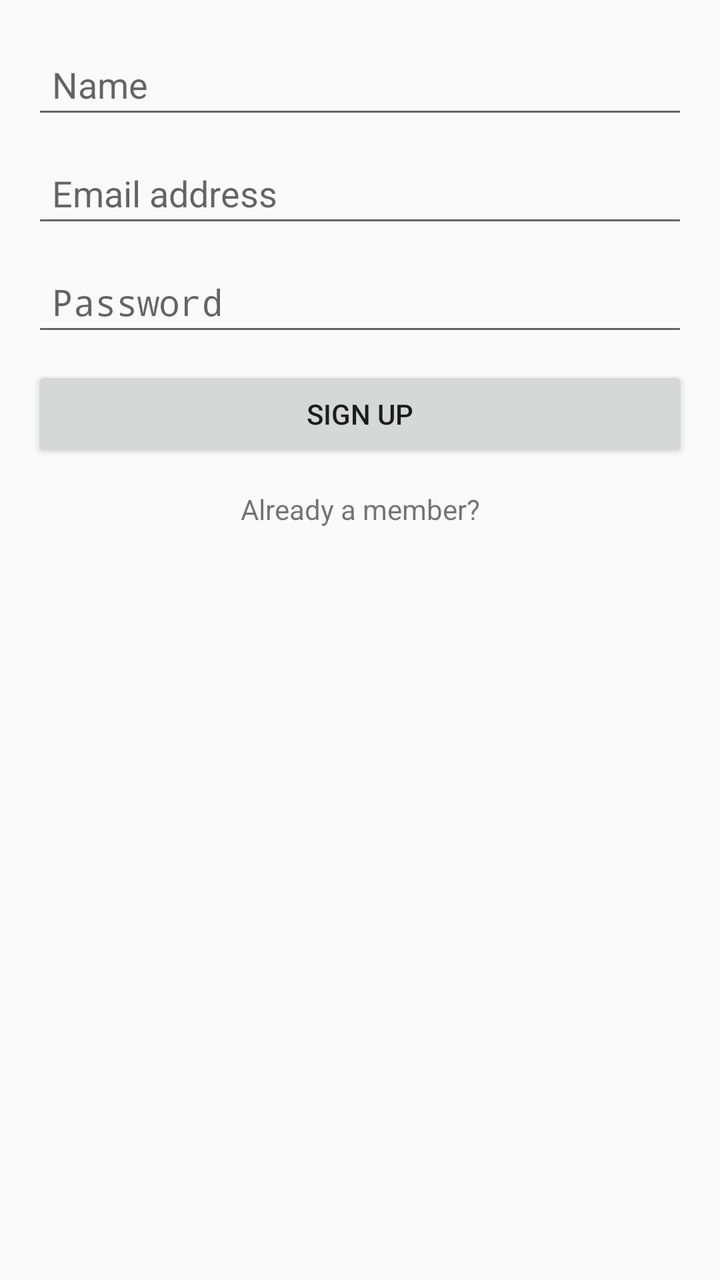
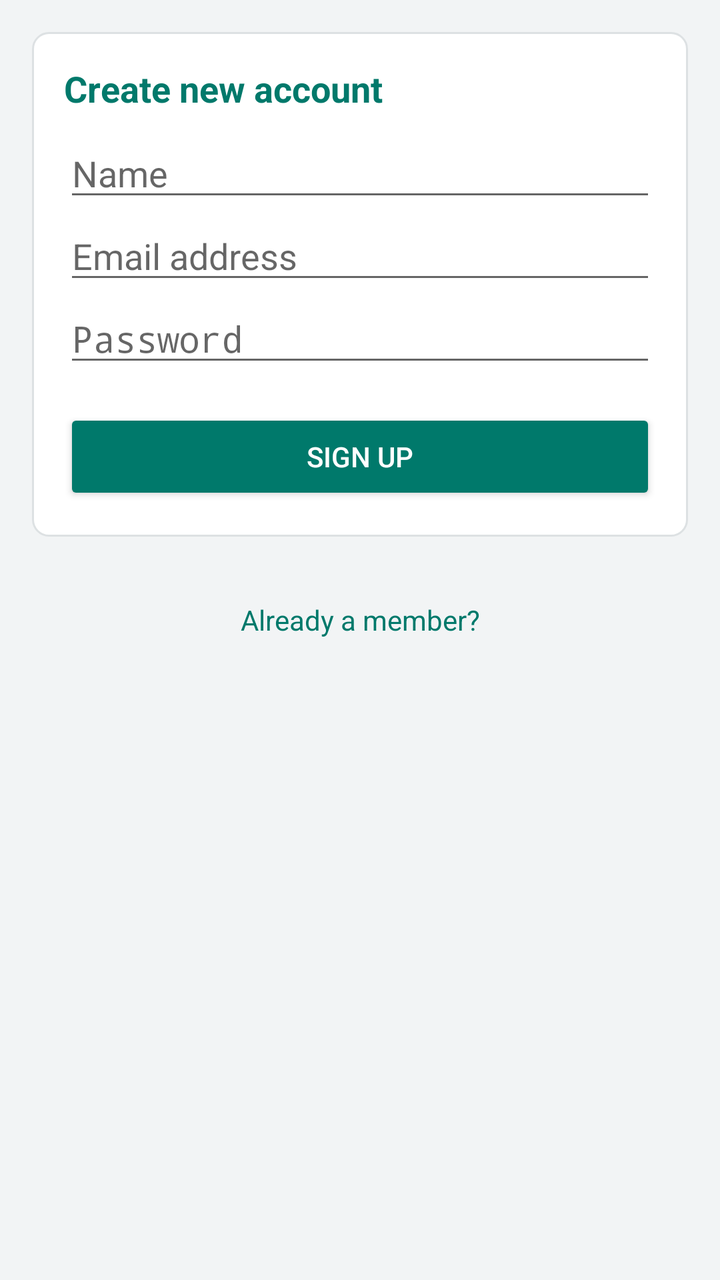

The first picture is an Android layout as it rendered before a commit; the second is the same layout after the commit. The layout source and the unified diff follow.
<!-- AndroidManifest.xml: application theme AppTheme -->
<!-- res/layout/activity_register.xml -->
<?xml version="1.0" encoding="utf-8"?>
<LinearLayout xmlns:android="http://schemas.android.com/apk/res/android"
    android:layout_width="fill_parent"
    android:layout_height="fill_parent"
    android:orientation="vertical"
    android:paddingLeft="@dimen/dp_16"
    android:paddingRight="@dimen/dp_16">

    <EditText
        android:id="@+id/name"
        android:layout_width="match_parent"
        android:layout_height="wrap_content"
        android:layout_marginTop="@dimen/dp_20"
        android:hint="@string/text_name"
        android:inputType="text"
        android:padding="@dimen/dp_10" />

    <EditText
        android:id="@+id/accountName"
        android:layout_width="match_parent"
        android:layout_height="wrap_content"
        android:layout_marginTop="@dimen/dp_10"
        android:hint="@string/text_email"
        android:inputType="textEmailAddress"
        android:padding="@dimen/dp_10" />

    <EditText
        android:id="@+id/accountPassword"
        android:layout_width="match_parent"
        android:layout_height="wrap_content"
        android:layout_marginTop="@dimen/dp_10"
        android:hint="@string/text_password"
        android:inputType="textPassword"
        android:padding="@dimen/dp_10" />

    <Button
        android:id="@+id/submit"
        android:layout_width="match_parent"
        android:layout_height="wrap_content"
        android:layout_marginTop="@dimen/dp_10"
        android:padding="@dimen/dp_10"
        android:text="@string/button_signup" />

    <TextView
        android:id="@+id/alreadyMember"
        android:layout_width="match_parent"
        android:layout_height="wrap_content"
        android:layout_marginTop="10dp"
        android:gravity="center"
        android:padding="@dimen/dp_4"
        android:text="@string/text_already_user" />
</LinearLayout>
<!-- resources referenced by this layout -->
<resources>
  <dimen name="dp_10">10dp</dimen>
  <dimen name="dp_16">16dp</dimen>
  <dimen name="dp_20">20dp</dimen>
  <dimen name="dp_4">4dp</dimen>
  <string name="button_signup">Sign up</string>
  <string name="text_already_user">Already a member?</string>
  <string name="text_email">Email address</string>
  <string name="text_name">Name</string>
  <string name="text_password">Password</string>
  <style name="AppTheme" parent="android:Theme.Material.Light.DarkActionBar">
          
      </style>
</resources>

<!-- the commit's change to res/layout/activity_register.xml (unified diff, before → after) -->
@@ -1,52 +1,62 @@
 <?xml version="1.0" encoding="utf-8"?>
-<LinearLayout xmlns:android="http://schemas.android.com/apk/res/android"
-    android:layout_width="fill_parent"
-    android:layout_height="fill_parent"
-    android:orientation="vertical"
-    android:paddingLeft="@dimen/dp_16"
-    android:paddingRight="@dimen/dp_16">
+<ScrollView xmlns:android="http://schemas.android.com/apk/res/android"
+    android:layout_width="match_parent"
+    android:layout_height="match_parent"
+    android:fillViewport="true">
 
-    <EditText
-        android:id="@+id/name"
+    <LinearLayout
         android:layout_width="match_parent"
         android:layout_height="wrap_content"
-        android:layout_marginTop="@dimen/dp_20"
-        android:hint="@string/text_name"
-        android:inputType="text"
-        android:padding="@dimen/dp_10" />
+        android:orientation="vertical"
+        android:padding="@dimen/dp_16">
 
-    <EditText
-        android:id="@+id/accountName"
-        android:layout_width="match_parent"
-        android:layout_height="wrap_content"
-        android:layout_marginTop="@dimen/dp_10"
-        android:hint="@string/text_email"
-        android:inputType="textEmailAddress"
-        android:padding="@dimen/dp_10" />
+        <LinearLayout style="@style/Card">
 
-    <EditText
-        android:id="@+id/accountPassword"
-        android:layout_width="match_parent"
-        android:layout_height="wrap_content"
-        android:layout_marginTop="@dimen/dp_10"
-        android:hint="@string/text_password"
-        android:inputType="textPassword"
-        android:padding="@dimen/dp_10" />
+            <TextView
+                style="@style/SectionTitle"
+                android:text="@string/signup_title" />
 
-    <Button
-        android:id="@+id/submit"
-        android:layout_width="match_parent"
-        android:layout_height="wrap_content"
-        android:layout_marginTop="@dimen/dp_10"
-        android:padding="@dimen/dp_10"
-        android:text="@string/button_signup" />
+        <EditText
+            android:id="@+id/name"
+            android:layout_width="match_parent"
+            android:layout_height="wrap_content"
+            android:autofillHints="name"
+            android:hint="@string/text_name"
+            android:imeOptions="actionNext"
+            android:inputType="textPersonName"
+            android:maxLines="1" />
 
-    <TextView
-        android:id="@+id/alreadyMember"
-        android:layout_width="match_parent"
-        android:layout_height="wrap_content"
-        android:layout_marginTop="10dp"
-        android:gravity="center"
-        android:padding="@dimen/dp_4"
-        android:text="@string/text_already_user" />
-</LinearLayout>
+        <EditText
+            android:id="@+id/accountName"
+            android:layout_width="match_parent"
+            android:layout_height="wrap_content"
+            android:autofillHints="emailAddress"
+            android:hint="@string/text_email"
+            android:imeOptions="actionNext"
+            android:inputType="textEmailAddress"
+            android:maxLines="1" />
+
+        <EditText
+            android:id="@+id/accountPassword"
+            android:layout_width="match_parent"
+            android:layout_height="wrap_content"
+            android:autofillHints="password"
+            android:hint="@string/text_password"
+            android:imeOptions="actionDone"
+            android:inputType="textPassword"
+            android:maxLines="1" />
+
+            <Button
+                android:id="@+id/submit"
+                style="@style/ActionButton"
+                android:layout_marginTop="@dimen/dp_16"
+                android:text="@string/button_signup" />
+        </LinearLayout>
+
+        <TextView
+            android:id="@+id/alreadyMember"
+            style="@style/LinkText"
+            android:text="@string/text_already_user" />
+
+    </LinearLayout>
+</ScrollView>
<!-- resource entries referenced after the edit -->
@@ -1,16 +1,63 @@
 <!-- resources referenced by this layout -->
 <resources>
-  <dimen name="dp_10">10dp</dimen>
   <dimen name="dp_16">16dp</dimen>
-  <dimen name="dp_20">20dp</dimen>
   <dimen name="dp_4">4dp</dimen>
+  <!-- drawable bg_card (drawable) -->
+  <?xml version="1.0" encoding="utf-8"?>
+  <shape xmlns:android="http://schemas.android.com/apk/res/android">
+      <solid android:color="@android:color/white" />
+      <stroke
+          android:width="1dp"
+          android:color="@color/card_stroke" />
+      <corners android:radius="@dimen/dp_8" />
+  </shape>
+  <dimen name="dp_8">8dp</dimen>
+  <color name="primary_dark">#004D40</color>
+  <color name="accent">#FF6F00</color>
+  <color name="background">#F2F4F5</color>
+  <color name="card_stroke">#DDE1E3</color>
   <string name="button_signup">Sign up</string>
+  <string name="signup_title">Create new account</string>
   <string name="text_already_user">Already a member?</string>
   <string name="text_email">Email address</string>
   <string name="text_name">Name</string>
   <string name="text_password">Password</string>
+  <style name="ActionButton" parent="android:Widget.Material.Button">
+          <item name="android:backgroundTint">@color/primary</item>
+          <item name="android:textColor">@android:color/white</item>
+          <item name="android:layout_width">match_parent</item>
+          <item name="android:layout_height">wrap_content</item>
+          <item name="android:layout_marginTop">@dimen/dp_4</item>
+      </style>
+  <style name="Card">
+          <item name="android:layout_width">match_parent</item>
+          <item name="android:layout_height">wrap_content</item>
+          <item name="android:layout_marginBottom">@dimen/dp_16</item>
+          <item name="android:orientation">vertical</item>
+          <item name="android:padding">@dimen/dp_16</item>
+          <item name="android:background">@drawable/bg_card</item>
+      </style>
+  <style name="LinkText">
+          <item name="android:layout_width">match_parent</item>
+          <item name="android:layout_height">wrap_content</item>
+          <item name="android:gravity">center</item>
+          <item name="android:padding">@dimen/dp_16</item>
+          <item name="android:textColor">@color/primary</item>
+      </style>
+  <style name="SectionTitle">
+          <item name="android:layout_width">match_parent</item>
+          <item name="android:layout_height">wrap_content</item>
+          <item name="android:layout_marginBottom">@dimen/dp_8</item>
+          <item name="android:textAppearance">?android:attr/textAppearanceMedium</item>
+          <item name="android:textColor">@color/primary</item>
+          <item name="android:textStyle">bold</item>
+      </style>
   <style name="AppTheme" parent="android:Theme.Material.Light.DarkActionBar">
-          
+          <item name="android:colorPrimary">@color/primary</item>
+          <item name="android:colorPrimaryDark">@color/primary_dark</item>
+          <item name="android:colorAccent">@color/accent</item>
+          <item name="android:windowBackground">@color/background</item>
       </style>
+  <color name="primary">#00796B</color>
 </resources>
 
